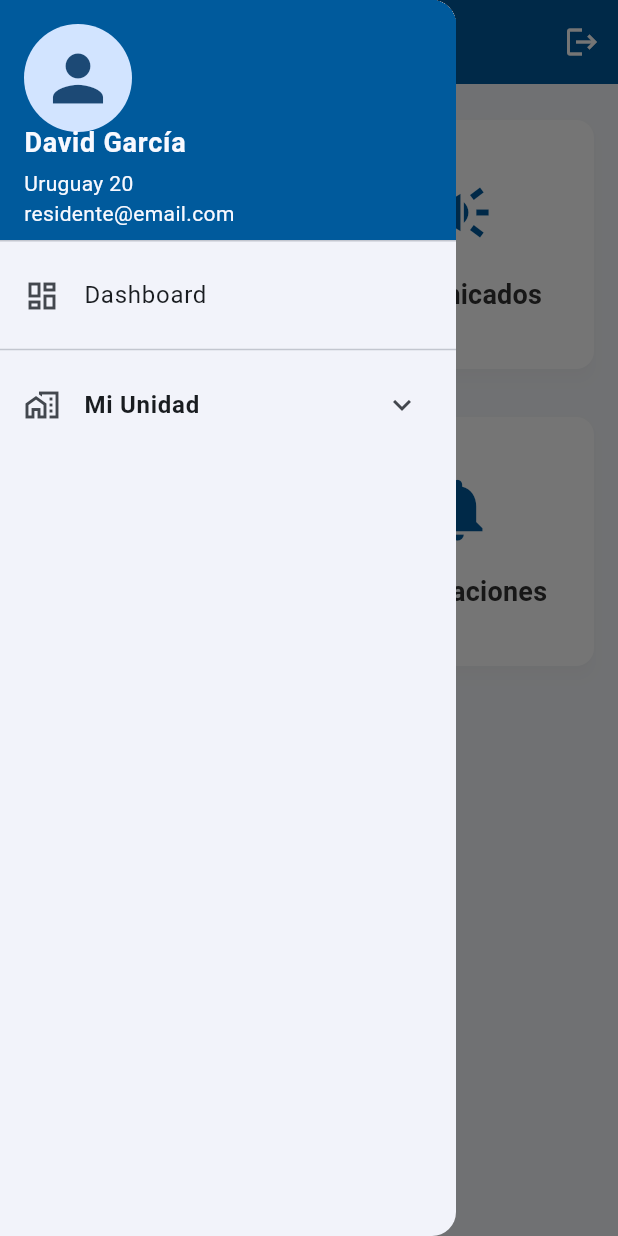
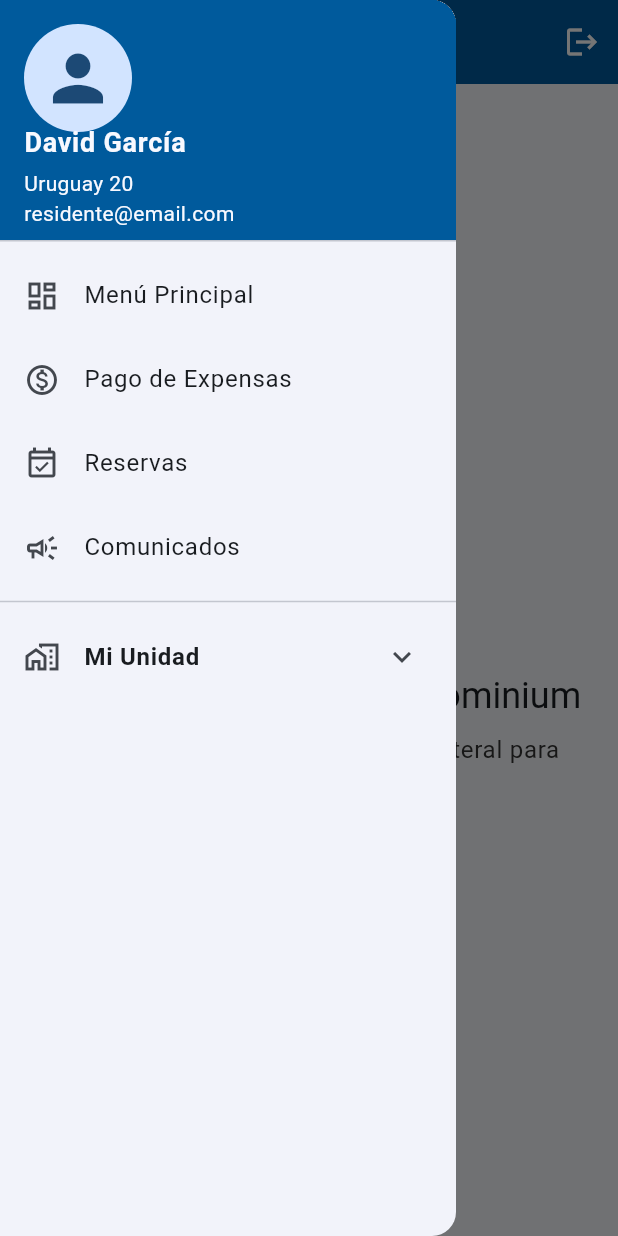
Before and after one commit to davidgarciacaballero0-dot/smart-condominious-si2, a Flutter app: the DashboardPage screen opened directly, with the side drawer open, on a phone screen of 412 x 824 dp. Run offline on Flutter 3.47's test engine with Material 3 defaults, Android fonts, the phone set to English and light mode, and no system bars; our stand-ins replace table_calendar.

Commit message:
Rediseño de la interfaz principal y organizacion de apartados en barra latteral.

```diff
--- a/app/lib/app_drawer.dart
+++ b/app/lib/app_drawer.dart
@@ -1,5 +1,13 @@
 import 'package:flutter/material.dart';
 import 'models/profile_models.dart';
+
+// Importamos todas las páginas que vamos a necesitar para la navegación
+import 'dashboard_page.dart';
+import 'finances_page.dart';
+import 'reservations_page.dart';
+import 'communications_page.dart';
+import 'vehicle_management_page.dart';
+import 'pet_management_page.dart';
 
 class AppDrawer extends StatelessWidget {
   const AppDrawer({super.key});
@@ -29,15 +37,54 @@ class AppDrawer extends StatelessWidget {
               color: Theme.of(context).colorScheme.primary,
             ),
           ),
+
+          // --- SECCIONES PRINCIPALES ---
           ListTile(
             leading: const Icon(Icons.dashboard_outlined),
-            title: const Text('Dashboard'),
+            title: const Text('Menú Principal'),
             onTap: () {
-              // Si el usuario ya está en el dashboard, solo cierra el drawer.
-              // Si estuviera en otra página, aquí podríamos navegar al dashboard.
+              // Cierra el drawer y navega a la página del Dashboard
               Navigator.pop(context);
+              Navigator.pushReplacement(
+                  context,
+                  MaterialPageRoute(
+                      builder: (context) => const DashboardPage()));
             },
           ),
+          ListTile(
+            leading: const Icon(Icons.monetization_on_outlined),
+            title: const Text('Pago de Expensas'),
+            onTap: () {
+              Navigator.pop(context);
+              Navigator.push(
+                  context,
+                  MaterialPageRoute(
+                      builder: (context) => const FinancesPage()));
+            },
+          ),
+          ListTile(
+            leading: const Icon(Icons.event_available_outlined),
+            title: const Text('Reservas'),
+            onTap: () {
+              Navigator.pop(context);
+              Navigator.push(
+                  context,
+                  MaterialPageRoute(
+                      builder: (context) => const ReservationsPage()));
+            },
+          ),
+          ListTile(
+            leading: const Icon(Icons.campaign_outlined),
+            title: const Text('Comunicados'),
+            onTap: () {
+              Navigator.pop(context);
+              Navigator.push(
+                  context,
+                  MaterialPageRoute(
+                      builder: (context) => const CommunicationsPage()));
+            },
+          ),
+
           const Divider(),
 
           // --- MENÚ DESPLEGABLE PARA "MI UNIDAD" ---
@@ -45,33 +92,30 @@ class AppDrawer extends StatelessWidget {
             leading: const Icon(Icons.home_work_outlined),
             title: const Text(
               'Mi Unidad',
-              style: TextStyle(fontWeight: FontWeight.bold),
+              style: TextStyle(fontWeight: FontWeight.w600),
             ),
             children: <Widget>[
-              // Opción para gestionar vehículos (dentro del menú)
               ListTile(
-                contentPadding:
-                    const EdgeInsets.only(left: 32.0), // Aumentamos el padding
-                leading: const Icon(Icons.directions_car_outlined),
+                contentPadding: const EdgeInsets.only(
+                    left: 72.0), // Padding aumentado para anidación
                 title: const Text('Gestionar Vehículos'),
                 onTap: () {
-                  // TODO: Navegar a la página de gestión de vehículos
-                  ScaffoldMessenger.of(context).showSnackBar(
-                    const SnackBar(content: Text('Navegando a Vehículos...')),
-                  );
+                  Navigator.pop(context);
+                  Navigator.push(
+                      context,
+                      MaterialPageRoute(
+                          builder: (context) => const VehicleManagementPage()));
                 },
               ),
-              // Opción para gestionar mascotas (dentro del menú)
               ListTile(
-                contentPadding:
-                    const EdgeInsets.only(left: 32.0), // Aumentamos el padding
-                leading: const Icon(Icons.pets_outlined),
+                contentPadding: const EdgeInsets.only(left: 72.0),
                 title: const Text('Gestionar Mascotas'),
                 onTap: () {
-                  // TODO: Navegar a la página de gestión de mascotas
-                  ScaffoldMessenger.of(context).showSnackBar(
-                    const SnackBar(content: Text('Navegando a Mascotas...')),
-                  );
+                  Navigator.pop(context);
+                  Navigator.push(
+                      context,
+                      MaterialPageRoute(
+                          builder: (context) => const PetManagementPage()));
                 },
               ),
             ],
--- a/app/lib/dashboard_page.dart
+++ b/app/lib/dashboard_page.dart
@@ -1,21 +1,18 @@
 import 'package:flutter/material.dart';
-
-// Importaciones necesarias para la navegación
-import 'finances_page.dart';
-import 'reservations_page.dart';
-import 'communications_page.dart';
+import 'app_drawer.dart'; // Importamos el drawer
 import 'login_page.dart';
-import 'app_drawer.dart'; // Importamos el drawer
 
 class DashboardPage extends StatelessWidget {
   const DashboardPage({super.key});
 
   @override
   Widget build(BuildContext context) {
+    final textTheme = Theme.of(context).textTheme;
+
     return Scaffold(
       drawer: const AppDrawer(), // Menú lateral
       appBar: AppBar(
-        title: const Text('Dashboard Principal'),
+        title: const Text('Menú  Principal'),
         actions: [
           IconButton(
             icon: const Icon(Icons.logout),
@@ -30,90 +27,36 @@ class DashboardPage extends StatelessWidget {
           ),
         ],
       ),
-      body: GridView.count(
-        crossAxisCount: 2,
-        padding: const EdgeInsets.all(16.0),
-        crossAxisSpacing: 16.0,
-        mainAxisSpacing: 16.0,
-        children: <Widget>[
-          DashboardCard(
-            icon: Icons.monetization_on,
-            title: 'Finanzas',
-            onTap: () {
-              Navigator.push(
-                  context,
-                  MaterialPageRoute(
-                      builder: (context) => const FinancesPage()));
-            },
+      // --- CUERPO SIMPLIFICADO ---
+      body: Center(
+        child: Padding(
+          padding: const EdgeInsets.all(24.0),
+          child: Column(
+            mainAxisAlignment: MainAxisAlignment.center,
+            children: [
+              Icon(
+                Icons.apartment_rounded,
+                size: 80,
+                color: Theme.of(context).colorScheme.primary,
+              ),
+              const SizedBox(height: 24),
+              Text(
+                'Bienvenido a Smart Condominium',
+                style: textTheme.headlineSmall,
+                textAlign: TextAlign.center,
+              ),
+              const SizedBox(height: 8),
+              Text(
+                'Selecciona una opción del menú lateral para comenzar.',
+                style: textTheme.bodyLarge,
+                textAlign: TextAlign.center,
+              ),
+            ],
           ),
-          DashboardCard(
-            icon: Icons.campaign,
-            title: 'Comunicados',
-            onTap: () {
-              Navigator.push(
-                  context,
-                  MaterialPageRoute(
-                      builder: (context) => const CommunicationsPage()));
-            },
-          ),
-          DashboardCard(
-            icon: Icons.event,
-            title: 'Reservas',
-            onTap: () {
-              Navigator.push(
-                  context,
-                  MaterialPageRoute(
-                      builder: (context) => const ReservationsPage()));
-            },
-          ),
-          DashboardCard(
-            icon: Icons.notifications,
-            title: 'Notificaciones',
-            onTap: () {
-              ScaffoldMessenger.of(context).showSnackBar(
-                const SnackBar(
-                    content:
-                        Text('Sección de Notificaciones en construcción.')),
-              );
-            },
-          ),
-        ],
+        ),
       ),
     );
   }
 }
 
-// Widget reutilizable para las tarjetas del Dashboard
-class DashboardCard extends StatelessWidget {
-  const DashboardCard({
-    super.key,
-    required this.icon,
-    required this.title,
-    required this.onTap,
-  });
-
-  final IconData icon;
-  final String title;
-  final VoidCallback onTap;
-
-  @override
-  Widget build(BuildContext context) {
-    final colorScheme = Theme.of(context).colorScheme;
-    final textTheme = Theme.of(context).textTheme;
-
-    return Card(
-      child: InkWell(
-        onTap: onTap,
-        borderRadius: BorderRadius.circular(12.0),
-        child: Column(
-          mainAxisAlignment: MainAxisAlignment.center,
-          children: <Widget>[
-            Icon(icon, size: 50.0, color: colorScheme.primary),
-            const SizedBox(height: 16.0),
-            Text(title, style: textTheme.titleMedium),
-          ],
-        ),
-      ),
-    );
-  }
-}
+// El widget DashboardCard ya no es necesario en este archivo y ha sido eliminado.
```
Also changed, not shown: app/lib/add_edit_vehicle_page.dart (added, +116 -0 lines), app/lib/finances_page.dart (+28 -24 lines), app/lib/pet_management_page.dart (added, +100 -0 lines), app/lib/vehicle_management_page.dart (added, +103 -0 lines).
